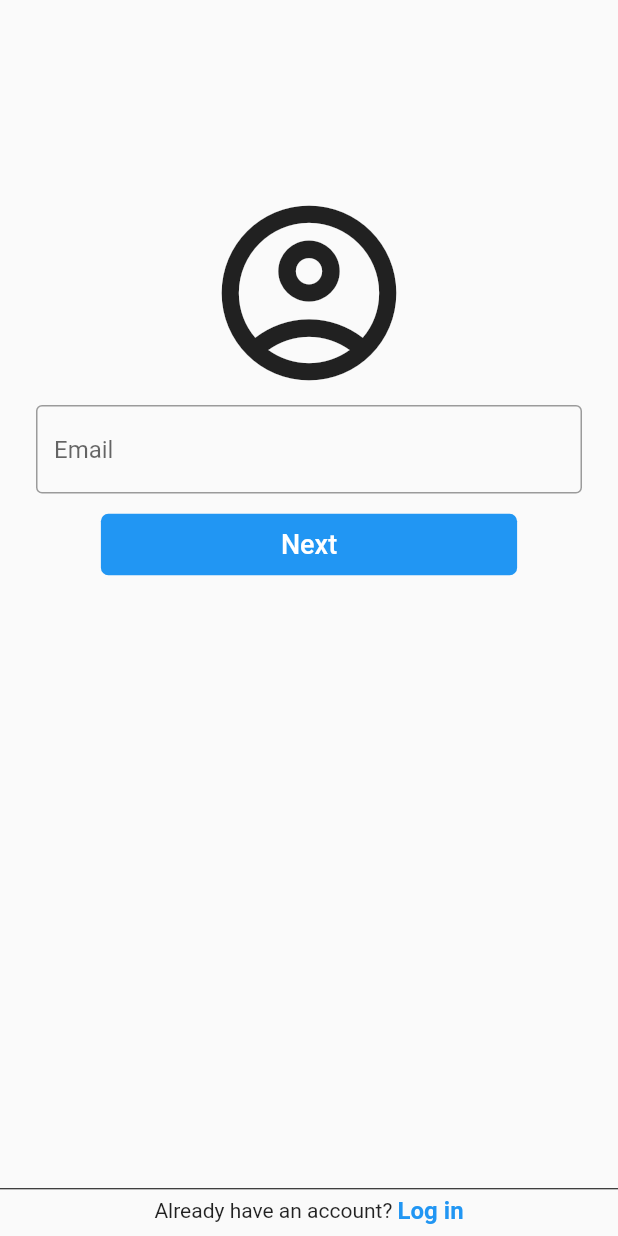
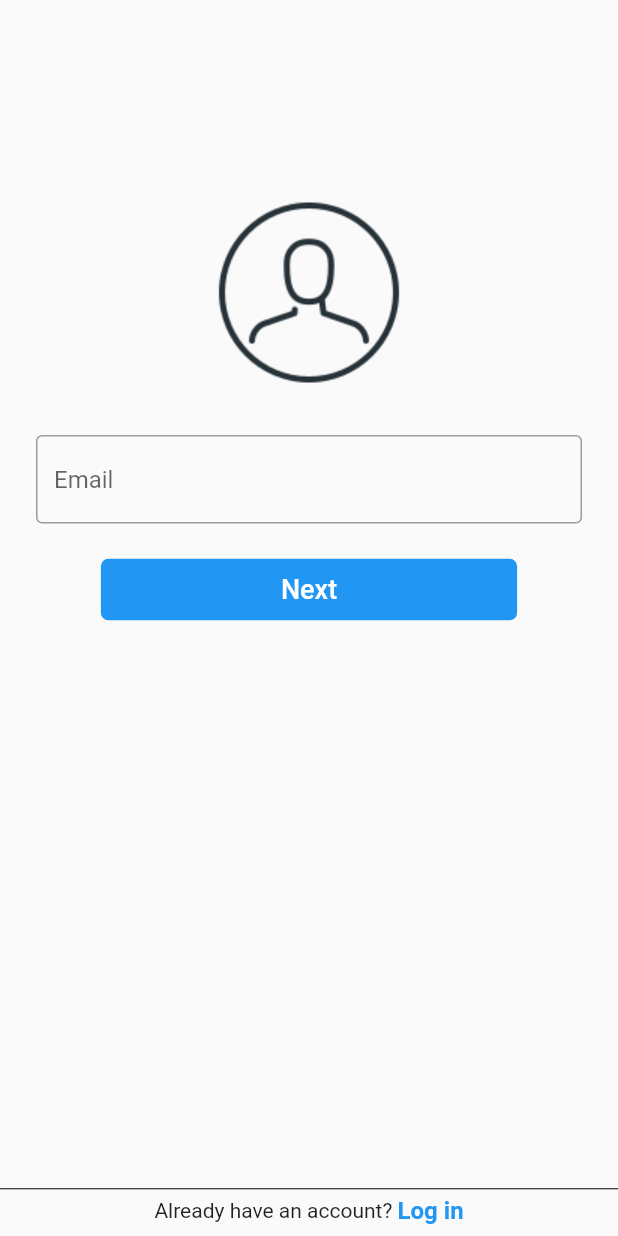
Before and after one commit to SrishtiC99/Flutter-Instagram-Clone, a Flutter app: the CreateNewAccountScreen screen opened directly, on a phone screen of 412 x 824 dp. Run offline on Flutter 3.47's test engine with Material 2 defaults, Android fonts, the phone set to English and light mode, and no system bars; our stand-ins replace cloud_firestore, firebase_core; accounts and stored records are empty.

```diff
--- a/lib/screens/create_new_account_screen.dart
+++ b/lib/screens/create_new_account_screen.dart
@@ -1,7 +1,10 @@
 import 'package:flutter/cupertino.dart';
 import 'package:flutter/material.dart';
+import 'package:instagram_clone/data/email_data.dart';
 import 'package:instagram_clone/screens/email_confirmation_screen.dart';
 import 'package:instagram_clone/screens/login_screen.dart';
+import 'package:instagram_clone/services/auth_service.dart';
+import 'package:instagram_clone/services/email_collection_service.dart';
 
 class CreateNewAccountScreen extends StatefulWidget {
   @override
@@ -11,12 +14,22 @@ class CreateNewAccountScreen extends StatefulWidget {
 class _CreateNewAccountScreenState extends State<CreateNewAccountScreen> {
   TextEditingController _emailController = TextEditingController();
   void _navigateToConfirmationScreen(){
+    _submit();
     Navigator.push(context, MaterialPageRoute(builder:  (context) =>
         EmailConfirmationScreen(email: _emailController.text)));
   }
   void _navigateToLogInScreen(){
     Navigator.push(context, MaterialPageRoute(builder:  (context) =>
         LoginScreen()));
+  }
+  _submit() async{
+    if(await EmailCollectionService.checkForEmail(context, _emailController.text) == true){
+      print("Email Already Exist");
+    }
+    else{
+      print("Not working ");
+      EmailCollectionService.addEmail(context, EmailData(_emailController.text, " ", " "));
+    }
   }
   Widget _bottomWidget() {
     return Container(
@@ -68,10 +81,10 @@ class _CreateNewAccountScreenState extends State<CreateNewAccountScreen> {
               Container(
                 width: 150,
                 height: 150,
-                child: Icon(
-                  Icons.account_circle_outlined,
-                  size: 140,
-                ),
+                child: Image.asset('assets/images/instagram_profile.png'),
+              ),
+              SizedBox(
+                height: 20,
               ),
               Padding(
                 padding: const EdgeInsets.only(left: 24, right: 24,),
@@ -84,7 +97,7 @@ class _CreateNewAccountScreenState extends State<CreateNewAccountScreen> {
                 ),
               ),
               SizedBox(
-                height: 10,
+                height: 20,
               ),
               MaterialButton(
                 onPressed: _navigateToConfirmationScreen,
--- a/lib/screens/email_confirmation_screen.dart
+++ b/lib/screens/email_confirmation_screen.dart
@@ -13,8 +13,8 @@ class EmailConfirmationScreen extends StatefulWidget{
 
 class _EmailConfirmationScreenState extends State<EmailConfirmationScreen> {
   final String email;
+  _EmailConfirmationScreenState(this.email);
   TextEditingController _confirmationCodeController = TextEditingController();
-  _EmailConfirmationScreenState(this.email);
   void _navigateToSignUpWithUserNameScreen(){
     Navigator.push(context, MaterialPageRoute(builder:  (context) =>
         SignUpWithUserNameScreen()));
```
